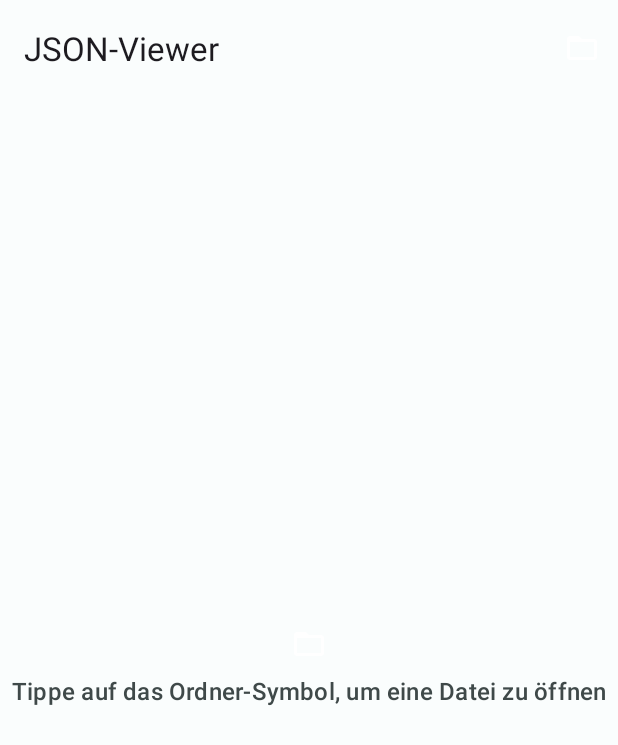
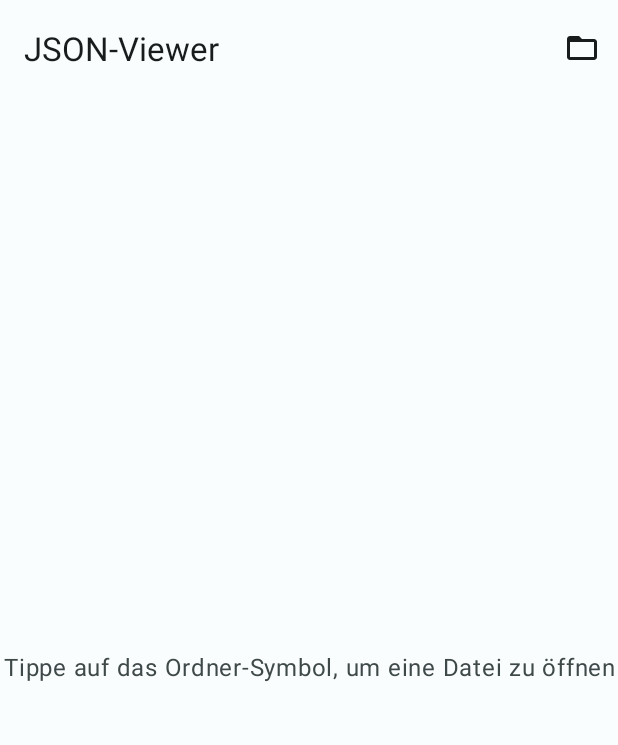
Before and after one commit to reygnn/JSON-Viewer, an Android app: the screen it shows after launch (MainActivity), on a phone screen of 412 x 824 dp. Shown: the top 745 px of the screen. Run offline under Robolectric (Android 15) with nearby library versions, the phone set to English and light mode, and no system bars; our stand-ins replace Dagger/Hilt's generated code, Timber.

Commit message:
initial commit

```diff
--- a/app/src/main/res/layout/fragment_json_viewer.xml
+++ b/app/src/main/res/layout/fragment_json_viewer.xml
@@ -5,13 +5,14 @@
     xmlns:tools="http://schemas.android.com/tools"
     android:layout_width="match_parent"
     android:layout_height="match_parent"
-    android:fitsSystemWindows="true"
+    android:background="?attr/colorSurface"
     tools:context=".ui.viewer.JsonViewerFragment">
 
     <com.google.android.material.appbar.AppBarLayout
         android:id="@+id/appBarLayout"
         android:layout_width="match_parent"
         android:layout_height="wrap_content"
+        android:background="?attr/colorSurface"
         app:layout_constraintTop_toTopOf="parent"
         app:layout_constraintStart_toStartOf="parent"
         app:layout_constraintEnd_toEndOf="parent">
@@ -21,6 +22,8 @@
             android:layout_width="match_parent"
             android:layout_height="wrap_content"
             app:title="@string/app_name"
+            app:titleTextColor="?attr/colorOnSurface"
+            app:subtitleTextColor="?attr/colorOnSurfaceVariant"
             app:menu="@menu/main_menu" />
 
     </com.google.android.material.appbar.AppBarLayout>
@@ -42,6 +45,7 @@
             android:layout_height="wrap_content"
             android:padding="16dp"
             android:textAppearance="?attr/textAppearanceBodyMedium"
+            android:textColor="?attr/colorOnSurface"
             android:typeface="monospace"
             android:textIsSelectable="true"
             tools:text="{ \n  &quot;key&quot;: &quot;value&quot; \n }" />
@@ -64,10 +68,9 @@
         android:layout_width="wrap_content"
         android:layout_height="wrap_content"
         android:text="@string/empty_view_text"
-        android:textAppearance="?attr/textAppearanceTitleMedium"
+        android:gravity="center"
+        android:textAppearance="?attr/textAppearanceBodyLarge"
         android:textColor="?attr/colorOnSurfaceVariant"
-        android:drawablePadding="8dp"
-        app:drawableTopCompat="@drawable/ic_open_file"
         app:layout_constraintTop_toBottomOf="@id/appBarLayout"
         app:layout_constraintBottom_toBottomOf="parent"
         app:layout_constraintStart_toStartOf="parent"
--- a/app/src/main/res/menu/main_menu.xml
+++ b/app/src/main/res/menu/main_menu.xml
@@ -5,5 +5,8 @@
         android:id="@+id/action_open_file"
         android:title="@string/open_file"
         android:icon="@drawable/ic_open_file"
+
+        app:iconTint="?attr/colorOnSurface"
+
         app:showAsAction="ifRoom" />
 </menu>
--- a/app/src/main/res/values-night/themes.xml
+++ b/app/src/main/res/values-night/themes.xml
@@ -1,6 +1,6 @@
+<?xml version="1.0" encoding="utf-8"?>
 <resources>
     <style name="Theme.Jsonviewer" parent="Theme.Material3.DayNight.NoActionBar">
-
         <item name="colorPrimary">@color/md_theme_dark_primary</item>
         <item name="colorOnPrimary">@color/md_theme_dark_onPrimary</item>
         <item name="colorPrimaryContainer">@color/md_theme_dark_primaryContainer</item>
--- a/app/src/main/res/values/themes.xml
+++ b/app/src/main/res/values/themes.xml
@@ -1,6 +1,6 @@
+<?xml version="1.0" encoding="utf-8"?>
 <resources>
     <style name="Theme.Jsonviewer" parent="Theme.Material3.DayNight.NoActionBar">
-
         <item name="colorPrimary">@color/md_theme_light_primary</item>
         <item name="colorOnPrimary">@color/md_theme_light_onPrimary</item>
         <item name="colorPrimaryContainer">@color/md_theme_light_primaryContainer</item>
```
